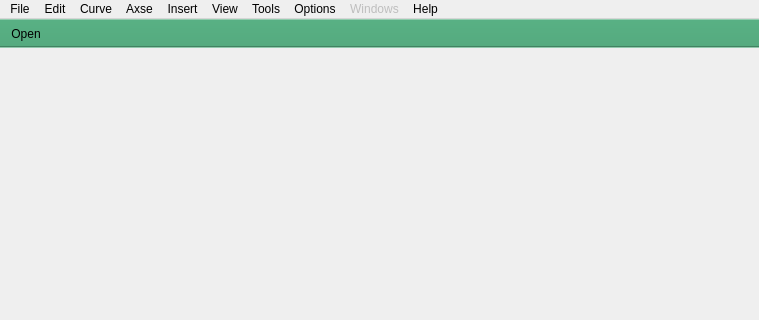
Above: icurve_v2.0/icurve/resource/icurve.ui from Sunfe/icurve before the change; both pictures show x 0 to 759 and y 0 to 320 of the 759 by 475 pixel window. Below: the same form after it.
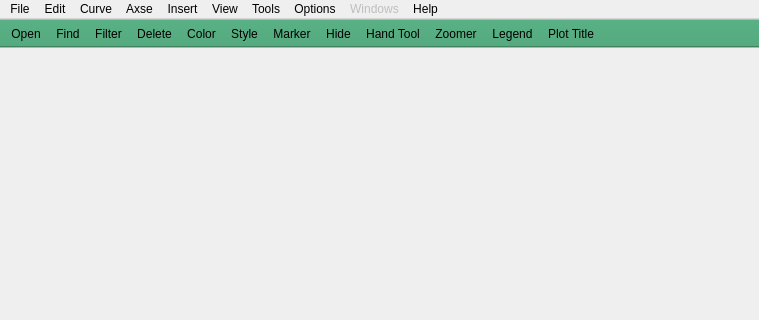
That is the form after the change. Icons and pictures are not drawn.

Commit message: toolbar icon added.20160624-00:28

Patch:
```diff
--- a/icurve_v2.0/icurve/resource/icurve.ui
+++ b/icurve_v2.0/icurve/resource/icurve.ui
@@ -258,12 +258,6 @@
    <property name="allowedAreas">
     <set>Qt::TopToolBarArea</set>
    </property>
-   <property name="iconSize">
-    <size>
-     <width>24</width>
-     <height>24</height>
-    </size>
-   </property>
    <property name="toolButtonStyle">
     <enum>Qt::ToolButtonIconOnly</enum>
    </property>
@@ -277,6 +271,17 @@
     <bool>false</bool>
    </attribute>
    <addaction name="actionOpen"/>
+   <addaction name="actionFind"/>
+   <addaction name="actionFilter"/>
+   <addaction name="actionDelete"/>
+   <addaction name="actionColor"/>
+   <addaction name="actionStyle"/>
+   <addaction name="actionMarker"/>
+   <addaction name="actionHide"/>
+   <addaction name="actionHandMove"/>
+   <addaction name="actionZoom"/>
+   <addaction name="actionLegend"/>
+   <addaction name="actionTitle"/>
   </widget>
   <widget class="QStatusBar" name="statusBar"/>
   <action name="actionOpen">
```
Left out of the diff: 62 changed lines with no effect on the pictures. The commit also changes 49 other files.
